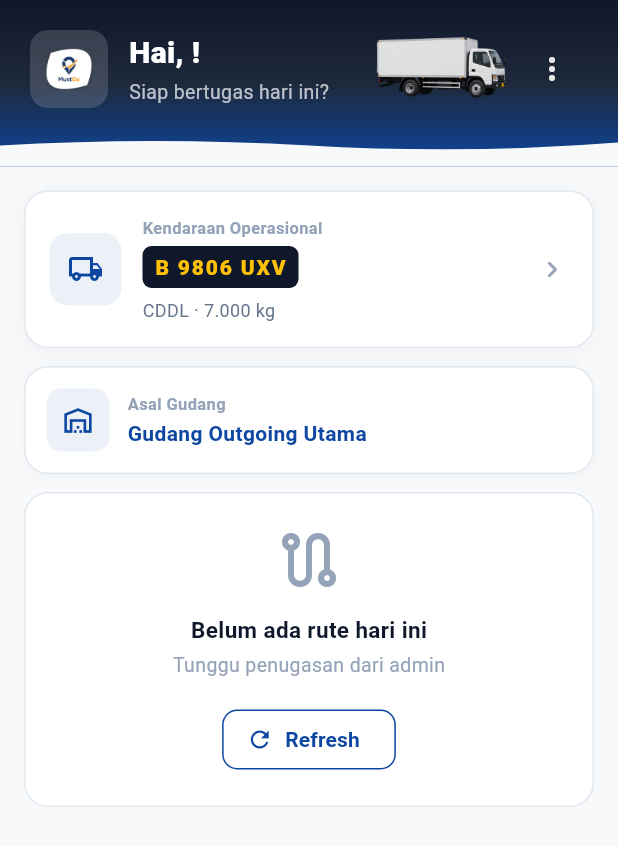
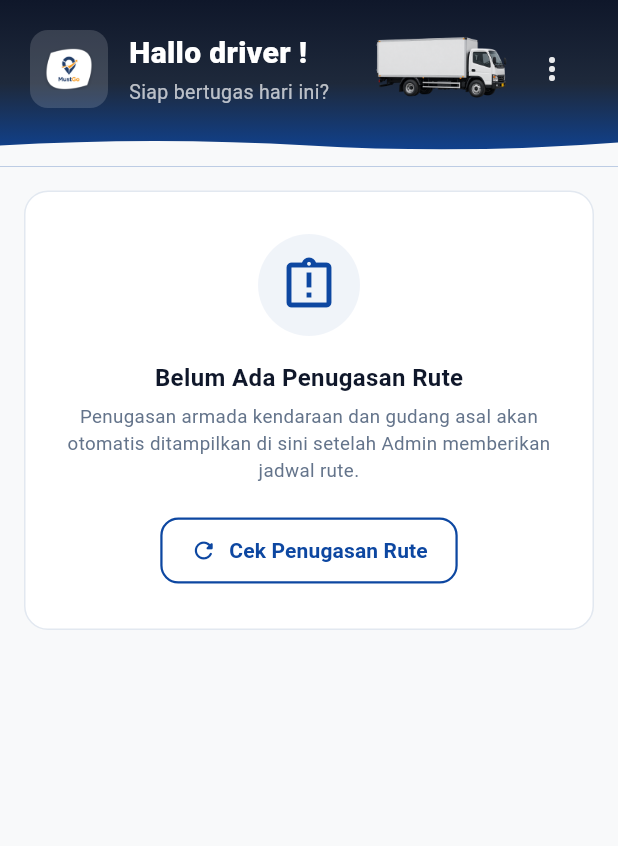
Before and after one commit to YonatanSilitonga/Driver, a Flutter app: the HomeScreen screen opened directly, after a tap on the "more vert" icon, on a phone screen of 412 x 824 dp. Shown: the top 846 px of the screen. Run offline on Flutter 3.47's test engine with Material 3 defaults, Android fonts, the phone set to English and light mode, and no system bars; our stand-ins replace dio, geolocator, permission_handler, shared_preferences; missing offline and left inert: android_alarm_manager_plus, flutter_foreground_task; accounts and stored records are empty; network calls fail.

Commit message:
feat: tambah input high value muatan dan perbaikan alur navigasi ritase

```diff
--- a/lib/screens/home_screen.dart
+++ b/lib/screens/home_screen.dart
@@ -43,6 +43,7 @@ class CompletedStop {
   final int actualAwb;
   final int actualKoli;
   final int actualEcer;
+  final int actualHighValue;
   final int totalDurationSeconds;
   final Map<TripStage, int> stageDurations;
 
@@ -51,6 +52,7 @@ class CompletedStop {
     required this.actualAwb,
     required this.actualKoli,
     required this.actualEcer,
+    required this.actualHighValue,
     required this.totalDurationSeconds,
     required this.stageDurations,
   });
@@ -111,7 +113,6 @@ class HomeScreen extends StatefulWidget {
 
 class _HomeScreenState extends State<HomeScreen> with WidgetsBindingObserver {
   List<SellerDummy> _allSellers = [];
-  bool _isLastRitase = false;
 
   String _getJenisLokasi(String? jenisStop) {
     if (jenisStop == 'gudang') return 'Gudang';
@@ -138,6 +139,8 @@ class _HomeScreenState extends State<HomeScreen> with WidgetsBindingObserver {
 
   bool _isTripStarted = false;
   bool _isEntireRouteCompleted = false;
+  // State loading saat sedang memuat/memeriksa rute dari backend
+  bool _isFetchingRoute = true;
   // Setelah user tekan "Kembali ke Beranda" dari layar selesai,
   // tahan agar polling tidak langsung kembalikan layar completed.
   // Akan reset HANYA ketika server mengirim ritase aktif baru.
@@ -156,10 +159,13 @@ class _HomeScreenState extends State<HomeScreen> with WidgetsBindingObserver {
   final TextEditingController _ecerInputController = TextEditingController(
     text: '0',
   );
+  final TextEditingController _highValueInputController =
+      TextEditingController(text: '0');
 
   int _currentActualAwb = 0;
   int _currentActualKoli = 0;
   int _currentActualEcer = 0;
+  int _currentActualHighValue = 0;
 
   Timer? _stopwatchTimer;
   Timer? _watchdogTimer;
@@ -301,8 +307,16 @@ class _HomeScreenState extends State<HomeScreen> with WidgetsBindingObserver {
   }
 
   Future<void> _fetchActiveRitase({bool isSilentCheck = false}) async {
-    if (_idKendaraan == 0) return;
-
+    if (_idKendaraan == 0) {
+      if (mounted) setState(() => _isFetchingRoute = false);
+      return;
+    }
+
+    if (!isSilentCheck && mounted) {
+      setState(() => _isFetchingRoute = true);
+    }
+
+    try {
       final data = await ApiClient.fetchActiveRitase(_idDriver, _idKendaraan);
       if (!mounted) return;
 
@@ -359,7 +373,6 @@ class _HomeScreenState extends State<HomeScreen> with WidgetsBindingObserver {
         if (_isTripStarted && _currentSeller != null) {
           setState(() {
             _idRitase = data['id_ritase'] ?? 0;
-          _isLastRitase = data['is_last_ritase'] == true;
             _allSellers = parsedSellers;
           });
           await ApiClient.saveDriverConfig(
@@ -374,13 +387,14 @@ class _HomeScreenState extends State<HomeScreen> with WidgetsBindingObserver {
         // user. Tombol Mulai/Lanjutkan muncul, bukan auto-start trip.
         setState(() {
           _idRitase = data['id_ritase'] ?? 0;
-        _isLastRitase = data['is_last_ritase'] == true;
           _allSellers = parsedSellers;
           _stageStartedAt = stageStartedAt;
 
           if (!_isTripStarted || _currentSeller == null) {
             final idx = stopIndex.clamp(0, parsedSellers.length - 1);
-          _currentSeller = parsedSellers.isNotEmpty ? parsedSellers[idx] : null;
+            _currentSeller = parsedSellers.isNotEmpty
+                ? parsedSellers[idx]
+                : null;
             _currentStage = _mapStatusToStage(lastStatus);
             _activeStageSeconds = _stageStartedAt != null
                 ? DateTime.now().difference(_stageStartedAt!).inSeconds
@@ -410,19 +424,30 @@ class _HomeScreenState extends State<HomeScreen> with WidgetsBindingObserver {
         if (_suppressCompletedState) return;
         setState(() {
           _idRitase = 0;
-        _isTripStarted = true;
+          _isTripStarted = false; // langsung ke beranda
           _isEntireRouteCompleted = true;
         });
       } else {
-      bool wasActive = _allSellers.isNotEmpty || _isTripStarted;
+        bool wasActiveTrip = _isTripStarted && !_isEntireRouteCompleted;
         setState(() {
           _idRitase = 0;
           _allSellers.clear();
           _isTripStarted = false;
+          if (!wasActiveTrip && _isEntireRouteCompleted) {
+            // Pertahankan _isEntireRouteCompleted jika rute memang selesai normal
+          } else {
             _isEntireRouteCompleted = false;
-      });
-      if (isSilentCheck && wasActive && mounted) {
+          }
+        });
+        if (isSilentCheck && wasActiveTrip && mounted) {
           _showRouteDeletedNotification();
+        }
+      }
+    } finally {
+      if (mounted) {
+        setState(() {
+          _isFetchingRoute = false;
+        });
       }
     }
   }
@@ -587,6 +612,7 @@ class _HomeScreenState extends State<HomeScreen> with WidgetsBindingObserver {
     _awbInputController.dispose();
     _koliInputController.dispose();
     _ecerInputController.dispose();
+    _highValueInputController.dispose();
     for (final c in _cardControllers) {
       c?.dispose();
     }
@@ -691,9 +717,11 @@ class _HomeScreenState extends State<HomeScreen> with WidgetsBindingObserver {
       _currentActualAwb = 0;
       _currentActualKoli = 0;
       _currentActualEcer = 0;
+      _currentActualHighValue = 0;
       _awbInputController.text = '0';
       _koliInputController.text = '0';
       _ecerInputController.text = '0';
+      _highValueInputController.text = '0';
       _latitude = -6.2024;
       _longitude = 106.6522;
       _gpsTick = 0;
@@ -713,9 +741,11 @@ class _HomeScreenState extends State<HomeScreen> with WidgetsBindingObserver {
       _currentActualAwb = 0;
       _currentActualKoli = 0;
       _currentActualEcer = 0;
+      _currentActualHighValue = 0;
       _awbInputController.text = '0';
       _koliInputController.text = '0';
       _ecerInputController.text = '0';
+      _highValueInputController.text = '0';
     });
 
     _startTimer();
@@ -727,6 +757,7 @@ class _HomeScreenState extends State<HomeScreen> with WidgetsBindingObserver {
       longitude: _longitude,
       koli: _currentActualKoli,
       ecer: _currentActualEcer,
+      highValue: _currentActualHighValue,
       durasiDetik: 0,
       namaLokasi: seller.name,
     );
@@ -759,6 +790,7 @@ class _HomeScreenState extends State<HomeScreen> with WidgetsBindingObserver {
       status: _stageToStatusKey(targetStage),
       koli: _currentActualKoli,
       ecer: _currentActualEcer,
+      highValue: _currentActualHighValue,
       durasiDetik: durasiDetik,
       idDriver: _idDriver,
       idKendaraan: _idKendaraan,
@@ -1108,8 +1140,11 @@ class _HomeScreenState extends State<HomeScreen> with WidgetsBindingObserver {
     if (_currentStage == TripStage.loadingGoods) {
       final inputKoli = int.tryParse(_koliInputController.text.trim()) ?? 0;
       final inputEcer = int.tryParse(_ecerInputController.text.trim()) ?? 0;
+      final inputHighValue =
+          int.tryParse(_highValueInputController.text.trim()) ?? 0;
       _currentActualKoli += inputKoli;
       _currentActualEcer += inputEcer;
+      _currentActualHighValue += inputHighValue;
     }
 
     final finishedStage = _currentStage;
@@ -1139,21 +1174,23 @@ class _HomeScreenState extends State<HomeScreen> with WidgetsBindingObserver {
                 actualAwb: _currentActualAwb,
                 actualKoli: _currentActualKoli,
                 actualEcer: _currentActualEcer,
+                actualHighValue: _currentActualHighValue,
                 totalDurationSeconds: stopTotalDuration,
                 stageDurations: Map.from(_currentStageDurations),
               ),
             );
           }
           final nextOriginIndex = _completedStops.length;
-          if (nextOriginIndex < _allSellers.length - 1) {
+          if (nextOriginIndex < _allSellers.length) {
             _currentSeller = _allSellers[nextOriginIndex];
-            _currentStage = TripStage.loadingGoods;
+            _currentStage = TripStage.enRoute;
             _currentStageDurations.clear();
             _currentActualAwb = 0;
-            // koli & ecer NOT reset — carry forward running total across stops
+            _currentActualHighValue = 0;
             _awbInputController.text = '0';
             _koliInputController.text = '0';
             _ecerInputController.text = '0';
+            _highValueInputController.text = '0';
           } else {
             _currentStage = TripStage.completed;
           }
@@ -1167,17 +1204,7 @@ class _HomeScreenState extends State<HomeScreen> with WidgetsBindingObserver {
       _stageStartedAt = DateTime.now();
     });
 
-    // Determine location name for the NEW stage (_currentStage)
-    String? locationName = _currentSeller?.name;
-    if (_currentStage == TripStage.enRoute ||
-        _currentStage == TripStage.arrived) {
-      if (_allSellers.isNotEmpty &&
-          _completedStops.length + 1 < _allSellers.length) {
-        locationName = _allSellers[_completedStops.length + 1].name;
-      }
-    } else if (_currentStage == TripStage.completed) {
-      locationName = _allSellers.isNotEmpty ? _allSellers.last.name : 'Selesai';
-    }
+    String? locationName = _currentSeller?.name ?? 'Selesai';
 
     ApiClient.sendStatusUpdate(
       idRitase: _idRitase,
@@ -1186,45 +1213,13 @@ class _HomeScreenState extends State<HomeScreen> with WidgetsBindingObserver {
       longitude: _longitude,
       koli: _currentActualKoli,
       ecer: _currentActualEcer,
+      highValue: _currentActualHighValue,
       durasiDetik:
           0, // durasi dihitung dari selisih created_at antar event di web
       namaLokasi: locationName,
     );
 
     _sendInstantTracking(durasiDetik: finishedDuration);
-  }
-
-  Future<void> _finishEntireRoute() async {
-    final wasLast = _isLastRitase;
-    _stopTimer();
-
-    final success = await ApiClient.finishRitase(_idRitase);
-    if (!success) {
-      _showSnack('Gagal menyelesaikan ritase di server');
-      return;
-    }
-
-    setState(() {
-      _isTripStarted = false;
-      _completedStops.clear();
-      _currentStage = TripStage.loadingGoods;
-      _activeStageSeconds = 0;
-      _currentStageDurations.clear();
-    });
-
-    await _fetchActiveRitase();
-
-    if (_idRitase != 0 && !wasLast) {
-      // Ritase berikutnya tersedia → TIDAK auto-start. `_fetchActiveRitase`
-      // sudah menyimpan sebagai jadwal aktif (`_hasActiveRitase`), tinggal
-      // tampilkan tombol "Mulai Perjalanan" lagi — user yang memutuskan.
-      _showSnack('Rute berikutnya siap. Tekan Mulai Perjalanan untuk lanjut.');
-    } else {
-      setState(() {
-        _isEntireRouteCompleted = true;
-      });
-      _showSnack('Seluruh jadwal hari ini telah selesai!');
-    }
   }
 
   String _formatDuration(int seconds) {
@@ -1371,7 +1366,7 @@ class _HomeScreenState extends State<HomeScreen> with WidgetsBindingObserver {
                       crossAxisAlignment: CrossAxisAlignment.start,
                       children: [
                         Text(
-                          'Hai, $_driverName!',
+                          'Hallo driver $_driverName!',
                           style: const TextStyle(
                             fontSize: 20,
                             fontWeight: FontWeight.w800,
@@ -1510,8 +1505,7 @@ class _HomeScreenState extends State<HomeScreen> with WidgetsBindingObserver {
 
   // ── Home body ──
   Widget _buildHomeBody() {
-    // Jika seluruh perjalanan sudah selesai → tampilkan kartu selesai
-    // di beranda (menggantikan VehicleCard + OriginCard + EmptyState).
+    // 1. Jika seluruh perjalanan sudah selesai → tampilkan kartu selesai
     if (_isEntireRouteCompleted) {
       return Padding(
         padding: const EdgeInsets.all(16),
@@ -1519,6 +1513,24 @@ class _HomeScreenState extends State<HomeScreen> with WidgetsBindingObserver {
       );
     }
 
+    // 2. Jika sedang memeriksa rute → tampilkan kartu loading
+    if (_isFetchingRoute) {
+      return Padding(
+        padding: const EdgeInsets.all(16),
+        child: _buildLoadingRouteCard(),
+      );
+    }
+
+    // 3. Jika belum ada rute dari admin → tampilkan HANYA kartu empty state
+    // (karena armada kendaraan & gudang asal belum ditugaskan untuk rute ini).
+    if (_allSellers.isEmpty) {
+      return Padding(
+        padding: const EdgeInsets.all(16),
+        child: _buildEmptyState(),
+      );
+    }
+
+    // 4. Jika ada rute → tampilkan VehicleCard + OriginCard + Tombol Mulai
     return Padding(
       padding: const EdgeInsets.fromLTRB(16, 16, 16, 16),
       child: Column(
@@ -1551,10 +1563,7 @@ class _HomeScreenState extends State<HomeScreen> with WidgetsBindingObserver {
             ),
           ),
           const SizedBox(height: 12),
-          // Empty state or CTA
-          if (_allSellers.isEmpty)
-            _buildEmptyState()
-          else
+          // CTA Button
           _buildStartButton(),
           // Completed stops history
           if (_completedStops.isNotEmpty) ...[
@@ -1582,9 +1591,7 @@ class _HomeScreenState extends State<HomeScreen> with WidgetsBindingObserver {
             _buildCompletedStopsHistoryCard(),
             const SizedBox(height: 12),
           ],
-          if (_isEntireRouteCompleted)
-            _buildEntireRouteCompletedCard()
-          else if (_currentStage == TripStage.completed)
+          if (_currentStage == TripStage.completed)
             _buildRitaseDoneCard()
           else ...[
             _buildTimelineStatusCard(),
@@ -1609,39 +1616,38 @@ class _HomeScreenState extends State<HomeScreen> with WidgetsBindingObserver {
       ),
       child: Column(
         children: [
-          const Icon(Icons.check_circle, color: AppColors.success, size: 48),
-          const SizedBox(height: 10),
+          const Icon(
+            Icons.check_circle_outline_rounded,
+            color: AppColors.success,
+            size: 48,
+          ),
+          const SizedBox(height: 12),
+          const Text(
+            'Ritase Ini Selesai!',
+            style: TextStyle(
+              fontSize: 16,
+              fontWeight: FontWeight.bold,
+              color: AppColors.textPrimary,
+            ),
+          ),
+          const SizedBox(height: 4),
           Text(
-            'Semua ${_completedStops.length} titik stop selesai!',
-            textAlign: TextAlign.center,
-            style: const TextStyle(
-              fontWeight: FontWeight.bold,
-              color: AppColors.success,
-              fontSize: 15,
-            ),
+            'Seluruh stop pada ritase ini telah dikirim.',
+            style: TextStyle(fontSize: 13, color: AppColors.textSecondary),
           ),
           const SizedBox(height: 16),
           SizedBox(
             width: double.infinity,
             height: 48,
             child: ElevatedButton.icon(
-              onPressed: _finishEntireRoute,
-              icon: Icon(
-                _isLastRitase
-                    ? Icons.check_circle_outline
-                    : Icons.arrow_forward,
-              ),
-              label: Text(
-                _isLastRitase ? 'Selesai' : 'Selesaikan & Lanjut Rute',
-                style: const TextStyle(
-                  fontSize: 14,
-                  fontWeight: FontWeight.bold,
-                ),
+              onPressed: _finishCurrentRitaseAndNext,
+              icon: const Icon(Icons.arrow_forward_rounded, size: 20),
+              label: const Text(
+                'Selesaikan & Lanjut Ritase',
+                style: TextStyle(fontSize: 14, fontWeight: FontWeight.bold),
               ),
               style: ElevatedButton.styleFrom(
-                backgroundColor: _isLastRitase
-                    ? AppColors.success
-                    : AppColors.navy,
+                backgroundColor: AppColors.navy,
                 foregroundColor: Colors.white,
                 shape: RoundedRectangleBorder(
                   borderRadius: BorderRadius.circular(12),
@@ -1649,6 +1655,70 @@ class _HomeScreenState extends State<HomeScreen> with WidgetsBindingObserver {
                 elevation: 0,
               ),
             ),
+          ),
+        ],
+      ),
+    );
+  }
+
+  Future<void> _finishCurrentRitaseAndNext() async {
+    _stopTimer();
+    final success = await ApiClient.finishRitase(_idRitase);
+    if (!success) {
+      _showSnack('Gagal menyelesaikan ritase di server');
+      return;
+    }
+
+    setState(() {
+      _isTripStarted = false;
+      _completedStops.clear();
+      _currentStage = TripStage.loadingGoods;
+      _activeStageSeconds = 0;
+      _currentStageDurations.clear();
+    });
+
+    await _fetchActiveRitase();
+
+    if (_allSellers.isNotEmpty) {
+      _showSnack('Ritase berhasil diselesaikan! Rute berikutnya siap.');
+    } else {
+      _showSnack('Seluruh ritase hari ini telah selesai!');
+    }
+  }
+
+  // ── Loading Route Card ──
+  Widget _buildLoadingRouteCard() {
+    return Container(
+      width: double.infinity,
+      padding: const EdgeInsets.symmetric(vertical: 28, horizontal: 20),
+      decoration: BoxDecoration(
+        color: AppColors.cardWhite,
+        borderRadius: BorderRadius.circular(16),
+        border: Border.all(color: AppColors.borderLight),
+      ),
+      child: Column(
+        children: [
+          const SizedBox(
+            width: 28,
+            height: 28,
+            child: CircularProgressIndicator(
+              strokeWidth: 2.8,
+              color: AppColors.navy,
+            ),
+          ),
+          const SizedBox(height: 14),
+          const Text(
+            'Memeriksa Rute Perjalanan...',
+            style: TextStyle(
+              fontSize: 14,
+              fontWeight: FontWeight.w600,
+              color: AppColors.textPrimary,
+            ),
+          ),
+          const SizedBox(height: 4),
+          Text(
+            'Mohon tunggu sebentar',
+            style: TextStyle(fontSize: 12, color: AppColors.textSecondary),
           ),
         ],
       ),
@@ -1659,7 +1729,7 @@ class _HomeScreenState extends State<HomeScreen> with WidgetsBindingObserver {
   Widget _buildEmptyState() {
     return Container(
       width: double.infinity,
-      padding: const EdgeInsets.all(20),
+      padding: const EdgeInsets.symmetric(vertical: 28, horizontal: 20),
       decoration: BoxDecoration(
         color: AppColors.cardWhite,
         borderRadius: BorderRadius.circular(16),
@@ -1667,36 +1737,53 @@ class _HomeScreenState extends State<HomeScreen> with WidgetsBindingObserver {
       ),
       child: Column(
         children: [
-          Icon(Icons.route_outlined, size: 48, color: AppColors.textMuted),
-          const SizedBox(height: 12),
+          Container(
+            padding: const EdgeInsets.all(14),
+            decoration: BoxDecoration(
+              color: AppColors.navy.withValues(alpha: 0.06),
+              shape: BoxShape.circle,
+            ),
+            child: const Icon(
+              Icons.assignment_late_outlined,
+              size: 40,
+              color: AppColors.navy,
+            ),
+          ),
+          const SizedBox(height: 16),
           const Text(
-            'Belum ada rute hari ini',
+            'Belum Ada Penugasan Rute',
             style: TextStyle(
-              fontSize: 15,
+              fontSize: 16,
               fontWeight: FontWeight.bold,
               color: AppColors.textPrimary,
             ),
           ),
-          const SizedBox(height: 4),
-          const Text(
-            'Tunggu penugasan dari admin',
-            style: TextStyle(fontSize: 13, color: AppColors.textMuted),
-          ),
-          const SizedBox(height: 16),
+          const SizedBox(height: 6),
+          Text(
+            'Penugasan armada kendaraan dan gudang asal akan otomatis ditampilkan di sini setelah Admin memberikan jadwal rute.',
+            textAlign: TextAlign.center,
+            style: TextStyle(
+              fontSize: 12.5,
+              color: AppColors.textSecondary,
+              height: 1.4,
+            ),
+          ),
+          const SizedBox(height: 20),
           OutlinedButton.icon(
             onPressed: () async {
               await _fetchActiveRitase();
             },
-            icon: const Icon(Icons.refresh, size: 18),
+            icon: const Icon(Icons.refresh_rounded, size: 18),
             label: const Text(
-              'Refresh',
+              'Cek Penugasan Rute',
               style: TextStyle(fontWeight: FontWeight.bold),
             ),
             style: OutlinedButton.styleFrom(
               foregroundColor: AppColors.navy,
-              side: const BorderSide(color: AppColors.navy),
+              side: const BorderSide(color: AppColors.navy, width: 1.5),
+              padding: const EdgeInsets.symmetric(horizontal: 20, vertical: 12),
               shape: RoundedRectangleBorder(
-                borderRadius: BorderRadius.circular(10),
+                borderRadius: BorderRadius.circular(12),
               ),
             ),
           ),
@@ -1901,7 +1988,7 @@ class _HomeScreenState extends State<HomeScreen> with WidgetsBindingObserver {
                           ),
                         ),
                         Text(
-                          '${stop.actualKoli} koli · ${stop.actualEcer} ecer · ${_formatReadableDuration(stop.totalDurationSeconds)}',
+                          '${stop.actualKoli} koli · ${stop.actualEcer} ecer · ${stop.actualHighValue} HV · ${_formatReadableDuration(stop.totalDurationSeconds)}',
                           style: TextStyle(
                             fontSize: 10,
                             color: AppColors.textSecondary,
@@ -1983,8 +2070,8 @@ class _HomeScreenState extends State<HomeScreen> with WidgetsBindingObserver {
           const SizedBox(height: 14),
           // Timeline
           _buildTimeline(),
-          // Input form during loading
-          if (_currentStage == TripStage.loadingGoods) ...[
+          // Input form during initial loading (hanya di titik asal muat barang)
+          if (_currentStage == TripStage.loadingGoods && _completedStops.isEmpty) ...[
             const SizedBox(height: 12),
             _buildDriverFriendlyInputForm(),
           ],
@@ -2236,7 +2323,7 @@ class _HomeScreenState extends State<HomeScreen> with WidgetsBindingObserver {
               const SizedBox(width: 8),
               const Expanded(
                 child: Text(
-                  'Input Muatan Barang',
+                  'Masukan Muatan Barang',
                   style: TextStyle(
                     fontWeight: FontWeight.bold,
                     fontSize: 13,
@@ -2248,17 +2335,24 @@ class _HomeScreenState extends State<HomeScreen> with WidgetsBindingObserver {
           ),
           const SizedBox(height: 12),
           _buildVerticalStepperControl(
-            label: 'Jumlah Koli (Box/Paket)',
+            label: 'Jumlah Koli',
             controller: _koliInputController,
             icon: Icons.inventory_2,
             color: AppColors.orange,
           ),
           const SizedBox(height: 10),
           _buildVerticalStepperControl(
-            label: 'Jumlah Ecer (Pcs)',
+            label: 'Jumlah Ecer(Pcs)',
             controller: _ecerInputController,
             icon: Icons.widgets_outlined,
             color: const Color(0xFF1E88E5),
+          ),
+          const SizedBox(height: 10),
+          _buildVerticalStepperControl(
+            label: 'Jumlah High Value (Pcs)',
+            controller: _highValueInputController,
+            icon: Icons.workspace_premium_outlined,
+            color: const Color(0xFF8E24AA),
           ),
         ],
       ),
@@ -2471,19 +2565,15 @@ class _HomeScreenState extends State<HomeScreen> with WidgetsBindingObserver {
   }
 
   String _getNextStageButtonLabel() {
-    String? destName;
-    if (_allSellers.isNotEmpty &&
-        _completedStops.length + 1 < _allSellers.length) {
-      destName = _allSellers[_completedStops.length + 1].name;
-    }
+    final isLastStop = _completedStops.length + 1 >= _allSellers.length;
 
     switch (_currentStage) {
       case TripStage.loadingGoods:
         return 'Selesai Loading → Berangkat';
       case TripStage.enRoute:
-        return 'Sudah Tiba di ${destName ?? 'Lokasi'}';
+        return 'Tiba di Lokasi';
       case TripStage.arrived:
-        return 'Mulai Bongkar Muat';
+        return isLastStop ? 'Selesai' : 'Tiba di Lokasi';
       case TripStage.completed:
         return 'Selesai Perjalanan';
     }
@@ -2504,7 +2594,11 @@ class _HomeScreenState extends State<HomeScreen> with WidgetsBindingObserver {
       ),
       child: Column(
         children: [
-          const Icon(Icons.check_circle_rounded, color: AppColors.success, size: 52),
+          const Icon(
+            Icons.check_circle_rounded,
+            color: AppColors.success,
+            size: 52,
+          ),
           const SizedBox(height: 12),
           const Text(
             'Perjalanan Selesai!',
@@ -2516,7 +2610,7 @@ class _HomeScreenState extends State<HomeScreen> with WidgetsBindingObserver {
           ),
           const SizedBox(height: 6),
           Text(
-            'Terima kasih sudah mengirim hari ini.',
+            'Anda sudah tidak memiliki jadwal perjalanan lagi, terima kasih sudah mengirim hari ini.',
             textAlign: TextAlign.center,
             style: TextStyle(fontSize: 13, color: AppColors.textSecondary),
           ),
```
Also changed, not shown: lib/services/api_client.dart (+7 -2 lines). Lines whose indentation alone changed are shown as unchanged.
